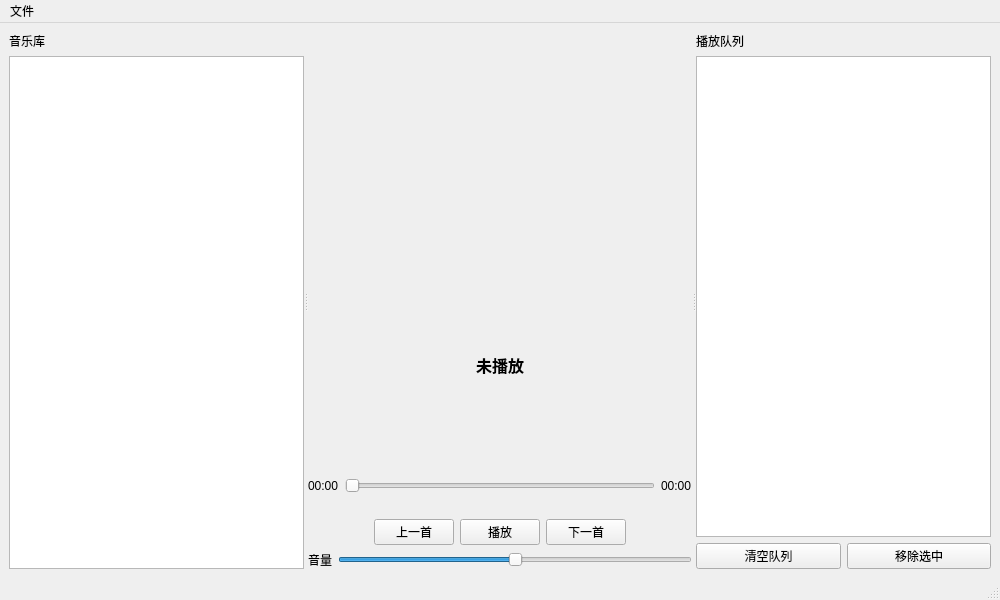
Above: mainwindow.ui from hewenyu/YinYue before the change. Below: the same form after it.
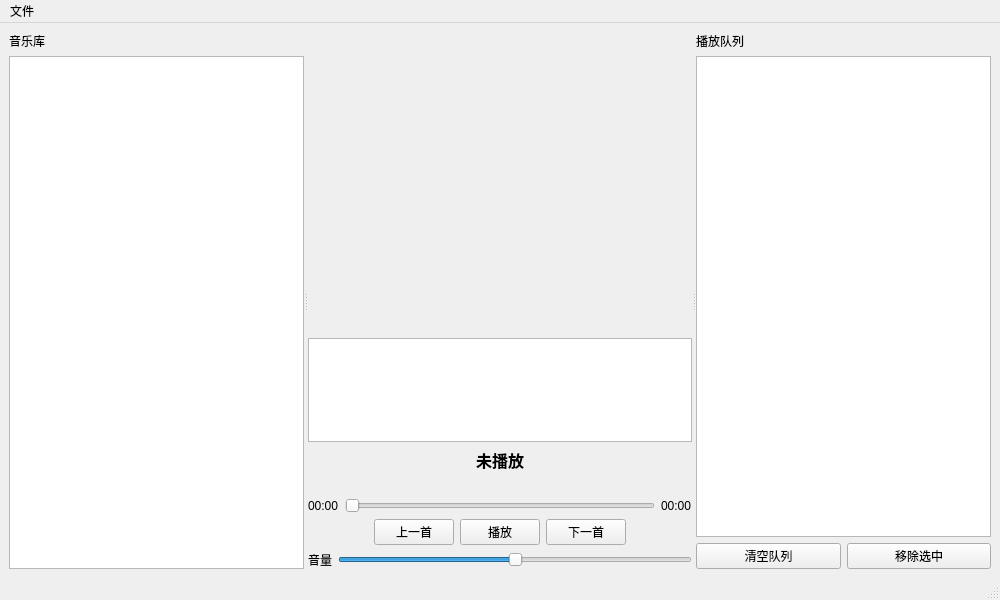
That is the form after the change.

```diff
--- a/mainwindow.ui
+++ b/mainwindow.ui
@@ -59,6 +59,19 @@
           </property>
          </widget>
         </item>
+        <item>
+         <widget class="QTextEdit" name="lyricEdit">
+          <property name="minimumHeight">
+           <number>100</number>
+          </property>
+          <property name="readOnly">
+           <bool>true</bool>
+          </property>
+          <property name="alignment">
+           <set>Qt::AlignCenter</set>
+          </property>
+         </widget>
+        </item>
         <item>
          <layout class="QVBoxLayout" name="controlLayout">
           <item>
```
